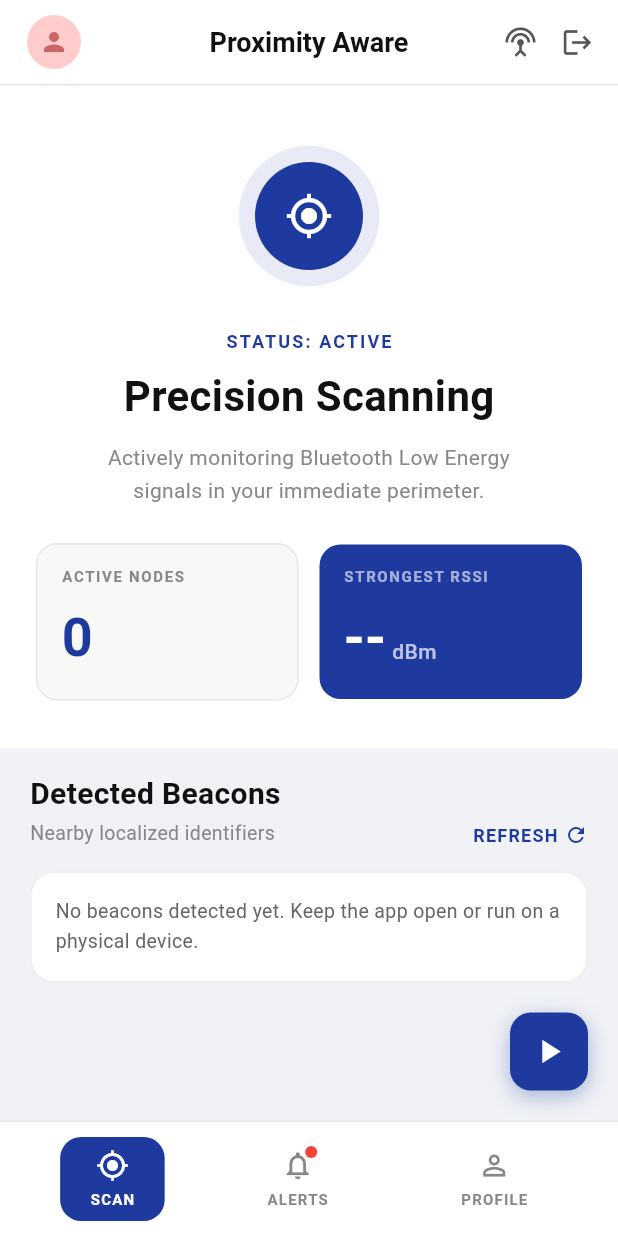
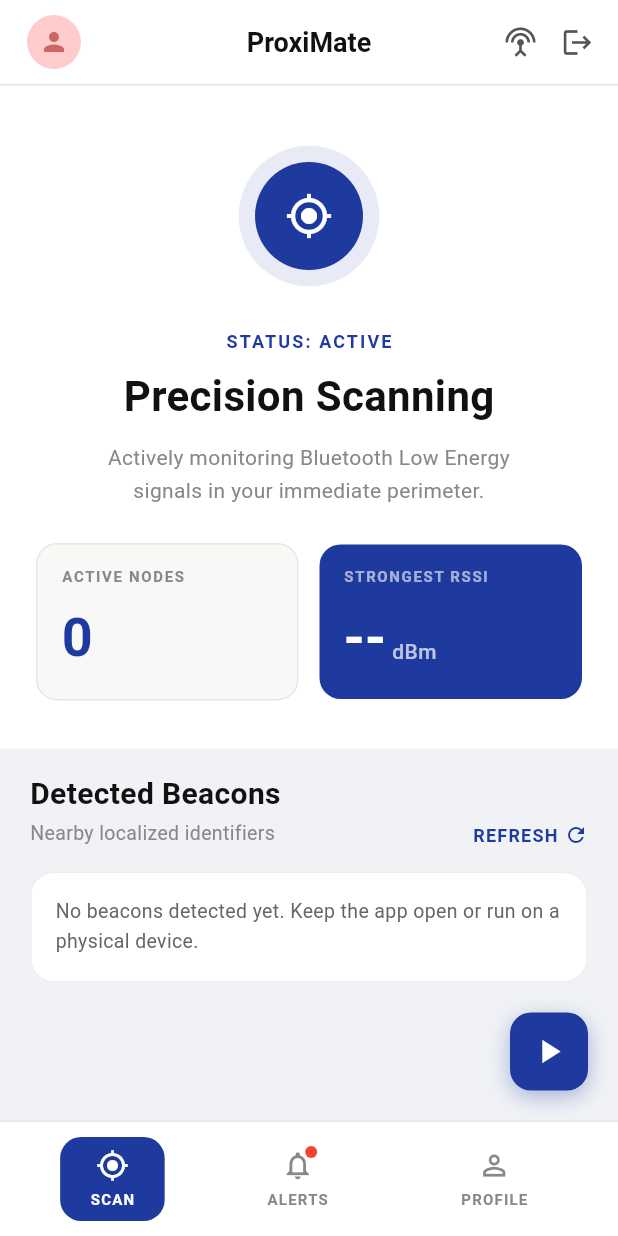
Before and after one commit to iamgaganam/iBeam-Scanner, a Flutter app: the screen it shows once a user with an empty profile is signed in, on a phone screen of 412 x 824 dp. Run offline on Flutter 3.47's test engine with Material 3 defaults, Android fonts, the phone set to English and light mode, and no system bars; our stand-ins replace equatable, firebase_auth, firebase_core, flutter_bloc, flutter_blue_plus, flutter_local_notifications and 4 more; accounts and stored records are empty; Roboto replaces fonts that are missing (SF Pro Display).

Commit message:
Rename app to ProxiMate and update assets/deps
Rename application from iBeam-Scanner/ibeam_scanner to ProxiMate across platforms (Android, iOS, macOS, Linux) and update UI labels and product names. Replace and reorganize launcher/app icons and add new logo asset; update asset catalogs. Initialize and adjust GoogleSignIn setup in DI, and revamp Google sign-in flow and error handling in the Firebase auth data source (including web popup handling and scope authorization). Update local notification calls to the newer API and point Android to the new launcher icon resource. Bump plugin/dependency versions (including flutter_blue_plus, permission_handler, and Google Services Gradle plugin) and update related lockfiles.

```diff
--- a/lib/main.dart
+++ b/lib/main.dart
@@ -8,5 +8,5 @@ Future<void> main() async {
   WidgetsFlutterBinding.ensureInitialized();
   await Firebase.initializeApp(options: DefaultFirebaseOptions.currentPlatform);
   await configureDependencies();
-  runApp(const IBeamScannerApp());
+  runApp(const ProxiMateApp());
 }
--- a/lib/src/app/app.dart
+++ b/lib/src/app/app.dart
@@ -16,8 +16,8 @@ import 'di/injector.dart';
 import 'routes/app_routes.dart';
 import 'widgets/auth_gate.dart';
 
-class IBeamScannerApp extends StatelessWidget {
-  const IBeamScannerApp({super.key});
+class ProxiMateApp extends StatelessWidget {
+  const ProxiMateApp({super.key});
 
   @override
   Widget build(BuildContext context) {
@@ -31,7 +31,7 @@ class IBeamScannerApp extends StatelessWidget {
         BlocProvider<AlertsBloc>(create: (_) => sl<AlertsBloc>()),
       ],
       child: MaterialApp(
-        title: 'Proximity Aware',
+        title: 'ProxiMate',
         debugShowCheckedModeBanner: false,
         builder: (context, child) {
           return ScrollConfiguration(
--- a/lib/src/app/di/injector.dart
+++ b/lib/src/app/di/injector.dart
@@ -62,10 +62,13 @@ Future<void> configureDependencies() async {
     return MockIBeaconScanner();
   });
 
+  final GoogleSignIn googleSignIn = GoogleSignIn.instance;
+  await googleSignIn.initialize();
+
   sl.registerLazySingleton<FirebaseAuthDataSource>(
     () => FirebaseAuthDataSource(
       firebaseAuth: FirebaseAuth.instance,
-      googleSignIn: GoogleSignIn(scopes: const <String>['email']),
+      googleSignIn: googleSignIn,
     ),
   );
   sl.registerLazySingleton<AuthRepository>(
--- a/lib/src/features/app_shell/presentation/widgets/custom_app_bar.dart
+++ b/lib/src/features/app_shell/presentation/widgets/custom_app_bar.dart
@@ -15,7 +15,7 @@ class CustomAppBar extends StatelessWidget implements PreferredSizeWidget {
 
   @override
   Widget build(BuildContext context) {
-    String titleText = 'Proximity Aware';
+    String titleText = 'ProxiMate';
     bool isAlerts = currentIndex == 1;
 
     return AppBar(
--- a/packages/ibeacon_wrapper/pubspec.yaml
+++ b/packages/ibeacon_wrapper/pubspec.yaml
@@ -9,9 +9,8 @@ environment:
 dependencies:
   flutter:
     sdk: flutter
-  flutter_blue_plus: ^1.35.5
-  permission_handler: ^11.4.0
-  meta: ^1.12.0
+  flutter_blue_plus: ^2.2.1
+  permission_handler: ^12.0.1
 
 dev_dependencies:
   lints: ^6.0.0
```
Also changed, not shown: lib/src/core/services/local_notification_service.dart (+9 -3 lines), lib/src/features/auth/data/datasources/firebase_auth_data_source.dart (+22 -6 lines), pubspec.yaml (+28 -7 lines), assets/logo.png (added), packages/ibeacon_wrapper/pubspec.lock, pubspec.lock, 58 other files.
